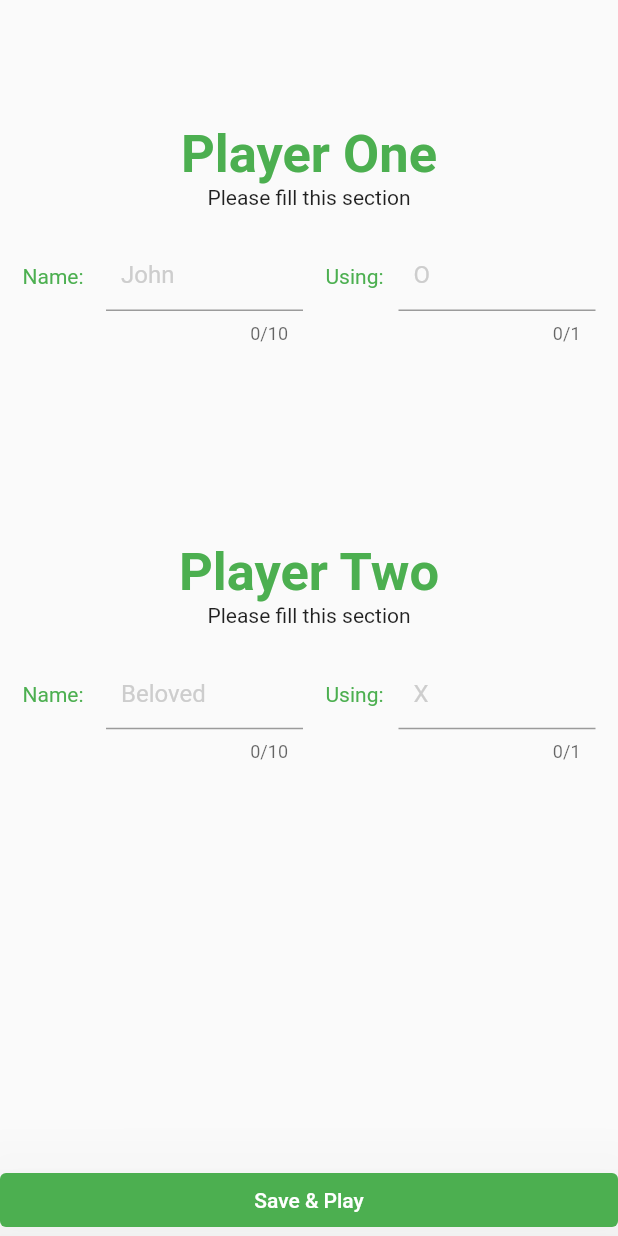
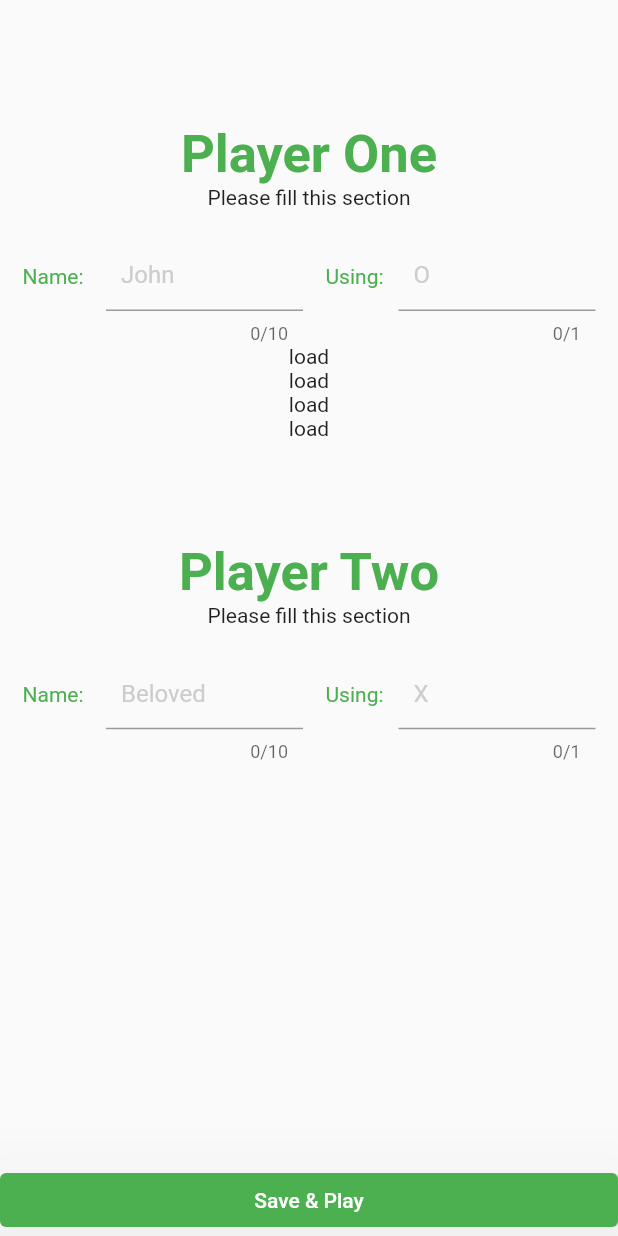
Before and after one commit to adebayoAdesina/Flutter_Tic_Tac_Toe_game, a Flutter app: the RegistrationPage screen opened directly, after a tap on "Save & Play", on a phone screen of 412 x 824 dp. Run offline on Flutter 3.47's test engine with Material 2 defaults, Android fonts, the phone set to English and light mode, and no system bars.

Commit message:
registration page fixed with provider

```diff
--- a/lib/State_Management/provider.dart
+++ b/lib/State_Management/provider.dart
@@ -5,9 +5,9 @@ class AppData with ChangeNotifier {
   final int _scoreA = 0;
   final int _scoreB = 0;
   String playerOneName = '';
-  String? playerOneUsing;
-  String? playerTwoName;
-  String? playerTwoUsing;
+  String playerOneUsing = '';
+  String playerTwoName = '';
+  String playerTwoUsing = '';
 
   List totalPlayers = [
 
@@ -20,18 +20,16 @@ class AppData with ChangeNotifier {
   void playersDetail(String value, String whichFilled) {
     switch (whichFilled) {
       case 'playerOneName':
-        playerOneName = whichFilled;
+        playerOneName = value;
         break;
       case 'playerOneUsing' :
-        playerOneUsing = whichFilled;
+        playerOneUsing = value;
         break;
       case 'playerTwoName':
-        playerOneName = whichFilled;
-        break;
-      case 'playerTwoUsing' :
-        playerOneUsing = whichFilled;
+        playerTwoName = value;
         break;
       default:
+        playerTwoUsing = value;
     }
     notifyListeners();
   }
--- a/lib/Views/registration_page.dart
+++ b/lib/Views/registration_page.dart
@@ -1,3 +1,5 @@
+import 'dart:async';
+
 import 'package:flutter/material.dart';
 import 'package:provider/provider.dart';
 import 'package:tic_tac_toe/Color/colors.dart';
@@ -14,8 +16,13 @@ class _RegistrationPageState extends State<RegistrationPage> {
   @override
   Widget build(BuildContext context) {
     var size = MediaQuery.of(context).size;
+    return ChangeNotifierProvider(
+      create: ((context) => AppData()),
+      builder: (context, child){
         return Scaffold(
-      body: SafeArea(
+        body: SingleChildScrollView(
+          physics: const ScrollPhysics(),
+          child: SafeArea(
             child: Center(
               child: Column(
                 children: [
@@ -113,11 +120,18 @@ class _RegistrationPageState extends State<RegistrationPage> {
                   ),
                   SizedBox(
                     height: size.height*0.16,
-                // child: Consumer<AppData>(
-                // builder: ((context, value, child) {
-                //   return Text(value.playerOneName == '' ? 'load': value.playerOneName.toString());
-                // }),
-                // ),
+                    child: Consumer<AppData>(
+                    builder: ((context, value, child) {
+                      return Column(
+                        children: [
+                          Text(value.playerOneName == '' ? 'load': value.playerTwoName),
+                          Text(value.playerOneName == '' ? 'load': value.playerTwoUsing),
+                          Text(value.playerOneName == '' ? 'load': value.playerOneName),
+                          Text(value.playerOneName == '' ? 'load': value.playerOneUsing),
+                        ],
+                      );
+                    }),
+                    ),
                   ),
                   Column(
                     children: [
@@ -212,17 +226,29 @@ class _RegistrationPageState extends State<RegistrationPage> {
               ),
             ),
           ),
+        ),
         bottomNavigationBar: ElevatedButton(
           style: ElevatedButton.styleFrom(
             elevation: 50,
             primary: textColor
           ),
           onPressed: (){
-          Navigator.push(
-            context, MaterialPageRoute(
-              builder: (_) => const RegistrationPage()
-            )
-          );
+            var read = context.read<AppData>();
+            Timer(
+              const Duration(
+                seconds: 4
+              ), (() {
+                if (
+                  read.playerOneName != '' && read.playerOneUsing != '' &&
+                  read.playerTwoName != '' && read.playerTwoUsing != ''
+                ) {
+                  print(read.playerOneName);
+                  print(read.playerOneUsing);
+                  print(read.playerTwoName);
+                  print(read.playerOneUsing);
+                } else {
+                }
+              }));
           },
           child: const Text(
             'Save & Play',
@@ -233,4 +259,7 @@ class _RegistrationPageState extends State<RegistrationPage> {
         ),
       );
       }
+
+    );
   }
+}
--- a/lib/main.dart
+++ b/lib/main.dart
@@ -44,10 +44,12 @@ class _SplashScreenState extends State<SplashScreen> {
           builder: (context)=>
             ChangeNotifierProvider(
               create: (context) => AppData(),
-              builder: (context, child) {
+
+              child: Consumer<AppData>(
+                builder: (context,provider, child) {
                 return const Responsiveness();
               },
-              // child: const Responsiveness()
+              )
             )
         )
       );
```
Also changed, not shown: lib/Views/game.dart (+17 -0 lines). Lines whose indentation alone changed are shown as unchanged.
